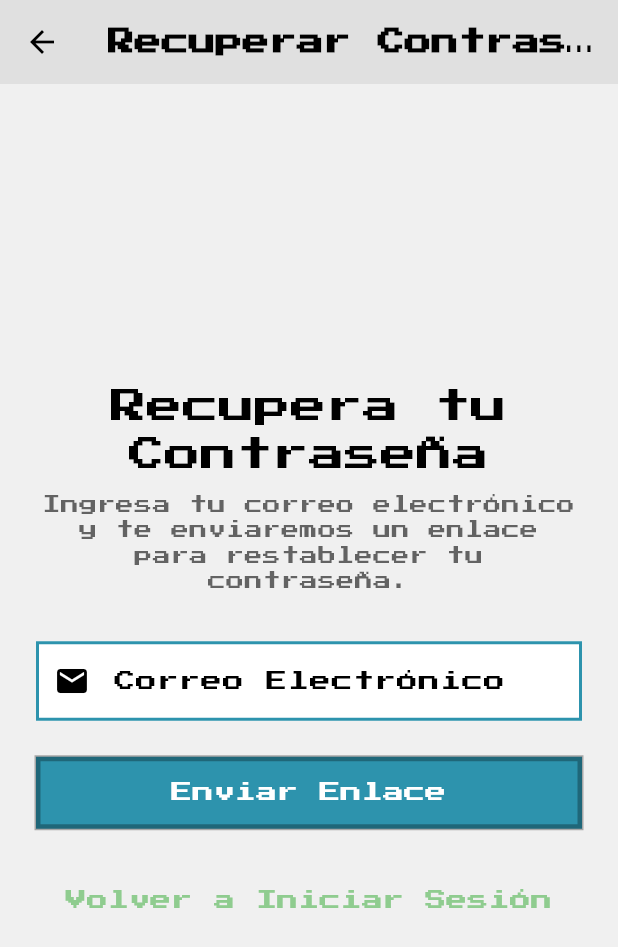
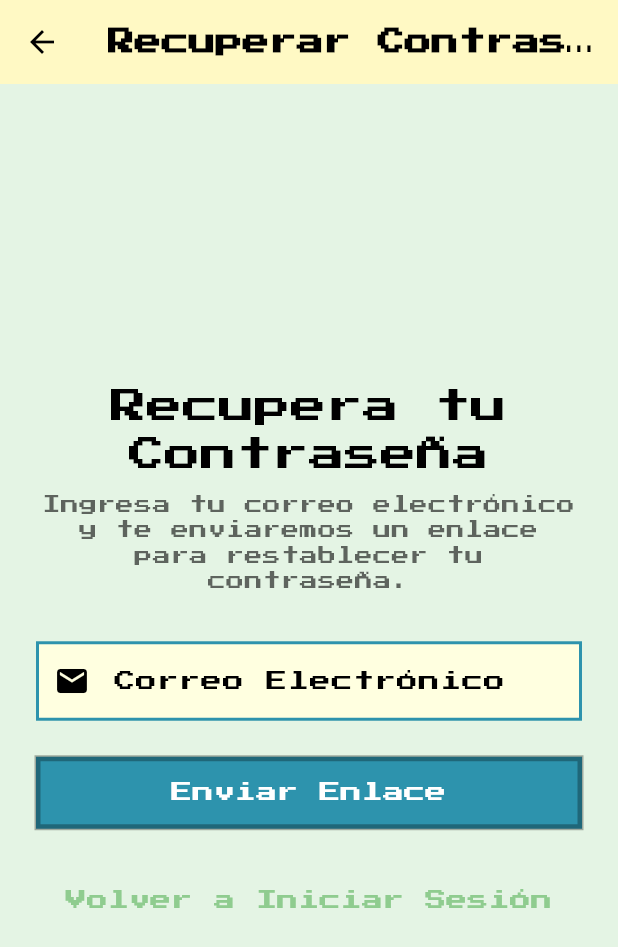
Before and after one commit to xNekom/CodeQuest, a Flutter app: the PasswordRecoveryScreen screen opened by its route, on a phone screen of 412 x 824 dp. Shown: the top 947 px of the screen. Run offline on Flutter 3.47's test engine with Material 3 defaults, Android fonts, the phone set to English and light mode, and no system bars; our stand-ins replace cloud_firestore, firebase_auth, firebase_core, google_fonts; missing offline and left inert: pixelarticons; accounts and stored records are empty.

Commit message:
arreglados los botones y más color en la interfaz

```diff
--- a/lib/screens/home_screen.dart
+++ b/lib/screens/home_screen.dart
@@ -453,7 +453,7 @@ class _HomeScreenState extends State<HomeScreen> {
               onPressed: () {
                 Navigator.pushNamed(context, '/achievements');
               },
-              color: Colors.orange,
+              color: Theme.of(context).colorScheme.tertiary,
               child: Padding(
                 padding: const EdgeInsets.symmetric(horizontal: 12.0, vertical: 8.0), // Mantener un padding adecuado
                 child: Row(
--- a/lib/screens/mission_completed_screen.dart
+++ b/lib/screens/mission_completed_screen.dart
@@ -146,7 +146,7 @@ class MissionCompletedScreen extends StatelessWidget {
                   ),
                 ),
                 const SizedBox(height: 10),
-                _buildRewardItem(context, earnedReward!),
+                _buildRewardItem(earnedReward!),
                 const SizedBox(height: 20),
               ],
 
@@ -173,7 +173,7 @@ class MissionCompletedScreen extends StatelessWidget {
     );
   }
 
-  Widget _buildRewardItem(BuildContext context, Reward reward) {
+  Widget _buildRewardItem(Reward reward) {
     Color rewardColor;
     IconData rewardIcon;
     String rewardText;
--- a/lib/theme/pixel_theme.dart
+++ b/lib/theme/pixel_theme.dart
@@ -11,12 +11,18 @@ class PixelTheme {
   // Definiciones de colores base
   static const Color primaryColor = pixel1;
   static const Color secondaryColor = pixel2;
-  static const Color accentColor = pixel3;
-  static const Color darkBackgroundColor = Color(0xFF202124); // Negro/gris oscuro
-  static const Color lightSurfaceColor = Color(0xFFE0E0E0); // Gris claro para superficies en tema claro
-  static const Color lightTextColor = Colors.black;         // Texto negro para tema claro
-  static const Color darkTextColor = Colors.white;          // Texto blanco para tema oscuro
+  static const Color accentColor = pixel3; // Usado como tertiary
   static const Color errorColor = Color(0xFFFF5252);     // Rojo
+
+  // Colores para Light Theme
+  static const Color lightScaffoldBackgroundColor = Color(0xFFE4F4E4); // Muy light green (de pixel2)
+  static const Color lightSurfaceColor = Color(0xFFFFF9C4);          // Muy light yellow (de pixel3)
+  static const Color lightTextColor = Colors.black;
+
+  // Colores para Dark Theme
+  static const Color darkBackgroundColor = Color(0xFF202124); // Negro/gris oscuro (para scaffold)
+  static const Color darkDialogSurfaceColor = Color(0xFF303134); // Gris más claro (para cards/dialogs)
+  static const Color darkTextColor = Colors.white;
 
   // Tema claro (principal)
   static ThemeData lightTheme = ThemeData(
@@ -24,16 +30,18 @@ class PixelTheme {
     colorScheme: ColorScheme.light(
       primary: primaryColor,
       secondary: secondaryColor,
-      surface: lightSurfaceColor, // Superficie más clara
-      // background: const Color(0xFFF0F0F0), // Fondo general - REMOVED
+      tertiary: accentColor, // Amarillo
+      surface: lightSurfaceColor, // Muy light yellow
+      background: lightScaffoldBackgroundColor, // Muy light green
       error: errorColor,
-      onPrimary: Colors.white, // Texto/iconos sobre color primario
-      onSecondary: Colors.black, // Texto/iconos sobre color secundario
-      onSurface: lightTextColor, // Texto/iconos sobre color de superficie
-      // onBackground: lightTextColor, // Texto/iconos sobre color de fondo - REMOVED
-      onError: Colors.black, // Texto/iconos sobre color de error
+      onPrimary: Colors.white,
+      onSecondary: Colors.black,
+      onTertiary: Colors.black,
+      onSurface: lightTextColor, // Negro sobre light yellow
+      onBackground: lightTextColor, // Negro sobre light green
+      onError: Colors.black,
     ),
-    scaffoldBackgroundColor: const Color(0xFFF0F0F0),
+    scaffoldBackgroundColor: lightScaffoldBackgroundColor, // Muy light green
     textTheme: GoogleFonts.pressStart2pTextTheme(
       ThemeData.light().textTheme.copyWith(
             bodyLarge: const TextStyle(fontSize: 14, color: lightTextColor),
@@ -44,24 +52,24 @@ class PixelTheme {
     elevatedButtonTheme: ElevatedButtonThemeData(
       style: ElevatedButton.styleFrom(
         backgroundColor: primaryColor,
-        foregroundColor: Colors.white, // Texto blanco sobre botones primarios
+        foregroundColor: Colors.white,
         shape: const BeveledRectangleBorder(),
         elevation: 0,
       ),
     ),
     inputDecorationTheme: InputDecorationTheme(
       filled: true,
-      fillColor: Colors.white, // Fondo de inputs claro
+      fillColor: const Color(0xFFFFFFE0), // Lighter yellow para inputs
       border: OutlineInputBorder(
-        borderSide: BorderSide(color: lightTextColor.withAlpha(128), width: 2), // Replaced withOpacity
+        borderSide: BorderSide(color: lightTextColor.withAlpha(128), width: 2),
         borderRadius: BorderRadius.zero,
       ),
       enabledBorder: OutlineInputBorder(
-        borderSide: BorderSide(color: lightTextColor.withAlpha(128), width: 2), // Replaced withOpacity
+        borderSide: BorderSide(color: lightTextColor.withAlpha(128), width: 2),
         borderRadius: BorderRadius.zero,
       ),
       focusedBorder: OutlineInputBorder(
-        borderSide: const BorderSide(color: secondaryColor, width: 2), // Borde enfocado con color secundario
+        borderSide: const BorderSide(color: secondaryColor, width: 2),
         borderRadius: BorderRadius.zero,
       ),
       labelStyle: const TextStyle(color: lightTextColor),
@@ -74,16 +82,18 @@ class PixelTheme {
     colorScheme: ColorScheme.dark(
       primary: primaryColor,
       secondary: secondaryColor,
-      surface: darkBackgroundColor, // Superficie oscura
-      // background: darkBackgroundColor, // Fondo oscuro - REMOVED
+      tertiary: accentColor, // Amarillo
+      surface: darkDialogSurfaceColor, // Gris más claro para surfaces
+      background: darkBackgroundColor, // Gris oscuro para scaffold background
       error: errorColor,
-      onPrimary: Colors.white, // Texto/iconos sobre color primario
-      onSecondary: Colors.black, // Texto/iconos sobre color secundario
-      onSurface: darkTextColor, // Texto/iconos sobre color de superficie
-      // onBackground: darkTextColor, // Texto/iconos sobre color de fondo - REMOVED
-      onError: Colors.black, // Texto/iconos sobre color de error
+      onPrimary: Colors.white,
+      onSecondary: Colors.black,
+      onTertiary: Colors.black,
+      onSurface: darkTextColor, // Blanco sobre gris más claro
+      onBackground: darkTextColor, // Blanco sobre gris oscuro
+      onError: Colors.black,
     ),
-    scaffoldBackgroundColor: darkBackgroundColor,
+    scaffoldBackgroundColor: darkBackgroundColor, // Gris oscuro
     textTheme: GoogleFonts.pressStart2pTextTheme(
       ThemeData.dark().textTheme.copyWith(
             bodyLarge: const TextStyle(fontSize: 14, color: darkTextColor),
@@ -94,24 +104,24 @@ class PixelTheme {
     elevatedButtonTheme: ElevatedButtonThemeData(
       style: ElevatedButton.styleFrom(
         backgroundColor: primaryColor,
-        foregroundColor: Colors.white, // Texto blanco sobre botones primarios
+        foregroundColor: Colors.white,
         shape: const BeveledRectangleBorder(),
         elevation: 0,
       ),
     ),
     inputDecorationTheme: InputDecorationTheme(
       filled: true,
-      fillColor: const Color(0xFF303134), // Fondo de inputs oscuro
+      fillColor: const Color(0xFF303134), // Mantenido como darkDialogSurfaceColor
       border: OutlineInputBorder(
-        borderSide: BorderSide(color: darkTextColor.withAlpha(179), width: 2), // Replaced withOpacity
+        borderSide: BorderSide(color: darkTextColor.withAlpha(179), width: 2),
         borderRadius: BorderRadius.zero,
       ),
       enabledBorder: OutlineInputBorder(
-        borderSide: BorderSide(color: darkTextColor.withAlpha(179), width: 2), // Replaced withOpacity
+        borderSide: BorderSide(color: darkTextColor.withAlpha(179), width: 2),
         borderRadius: BorderRadius.zero,
       ),
       focusedBorder: OutlineInputBorder(
-        borderSide: const BorderSide(color: secondaryColor, width: 2), // Borde enfocado con color secundario
+        borderSide: const BorderSide(color: secondaryColor, width: 2),
         borderRadius: BorderRadius.zero,
       ),
       labelStyle: const TextStyle(color: darkTextColor),
--- a/lib/widgets/pixel_widgets.dart
+++ b/lib/widgets/pixel_widgets.dart
@@ -40,7 +40,7 @@ class _PixelButtonState extends State<PixelButton> {
     setState(() {
       _isPressed = false;
     });
-    widget.onPressed?.call();
+    // widget.onPressed?.call(); // Removed
   }
 
   void _handleTapCancel() {
@@ -63,8 +63,7 @@ class _PixelButtonState extends State<PixelButton> {
           width: widget.width ?? double.infinity,
           height: widget.height ?? (widget.isSmall ? 36.0 : 48.0),
           child: ElevatedButton(
-            // onPressed is handled by GestureDetector, but needs to be non-null for enabled state
-            onPressed: widget.onPressed != null ? () {} : null,
+            onPressed: widget.onPressed, // Changed to directly use widget.onPressed
             style: ElevatedButton.styleFrom(
               backgroundColor: widget.isSecondary
                   ? Colors.white
```
Also changed, not shown: lib/screens/achievements_screen.dart (+11 -11 lines), lib/screens/missions/mission_list_screen.dart (+4 -3 lines).
